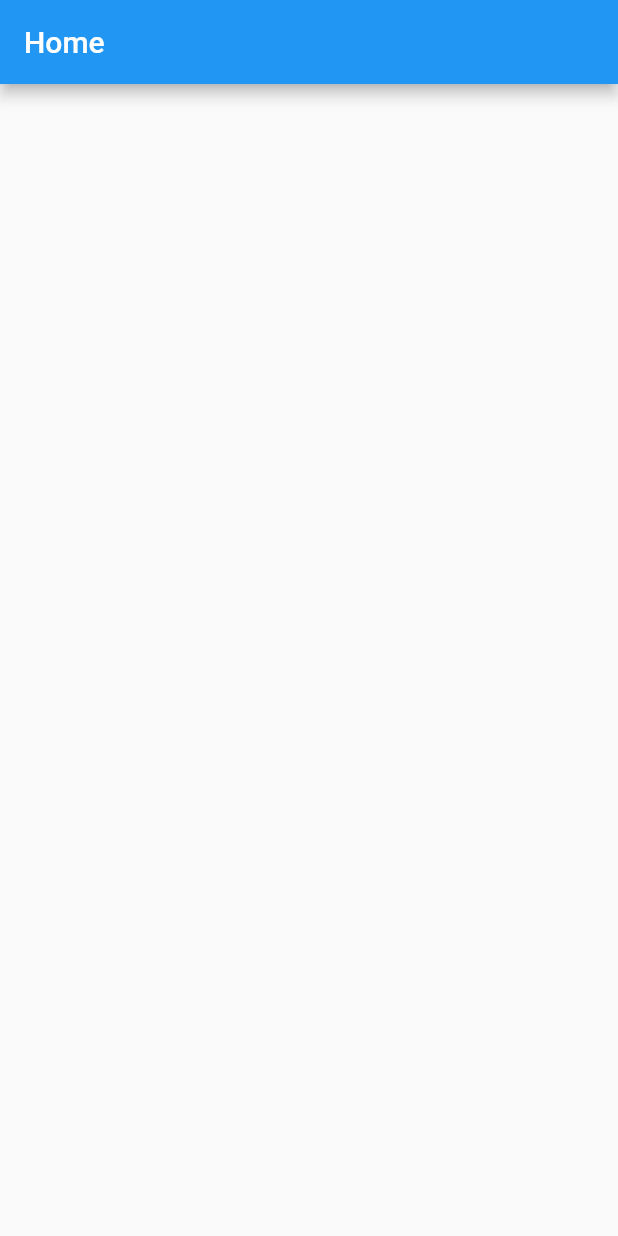
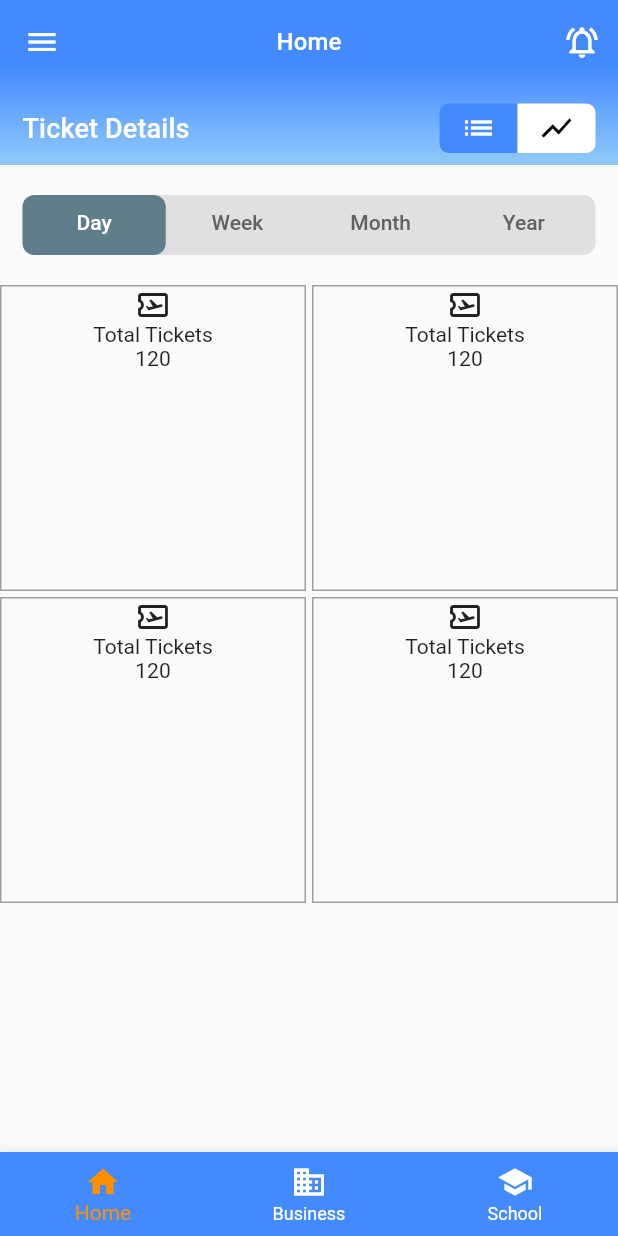
Before and after one commit to anil-shrest/ticket_app, a Flutter app: the screen it shows after launch, on a phone screen of 412 x 824 dp. Run offline on Flutter 3.47's test engine with Material 2 defaults, Android fonts, the phone set to English and light mode, and no system bars; our stand-ins replace syncfusion_flutter_charts.

Commit message:
UI of ticket app

```diff
--- a/lib/main.dart
+++ b/lib/main.dart
@@ -1,45 +1,6 @@
 import 'package:flutter/material.dart';
+import 'package:ticket_app/my_app.dart';
 
 void main() {
   runApp(const MyApp());
 }
-
-class MyApp extends StatelessWidget {
-  const MyApp({super.key});
-
-  // This widget is the root of your application.
-  @override
-  Widget build(BuildContext context) {
-    return MaterialApp(
-      title: 'Ticket App',
-      theme: ThemeData(
-        primarySwatch: Colors.blue,
-      ),
-      home: const MyHomePage(),
-    );
-  }
-}
-
-class MyHomePage extends StatefulWidget {
-  const MyHomePage({super.key});
-  @override
-  State<MyHomePage> createState() => _MyHomePageState();
-}
-
-class _MyHomePageState extends State<MyHomePage> {
-  @override
-  Widget build(BuildContext context) {
-    return Scaffold(
-      appBar: AppBar(
-        title: Text('Home'),
-      ),
-      body: Center(
-        child: Column(
-          mainAxisAlignment: MainAxisAlignment.center,
-          children: <Widget>[],
-        ),
-      ),
-      // This trailing comma makes auto-formatting nicer for build methods.
-    );
-  }
-}
--- /dev/null
+++ b/lib/model/all_ticket_model.dart
@@ -0,0 +1,4 @@
+class AllTicket {
+  String code;
+  String message;
+}
--- /dev/null
+++ b/lib/my_app.dart
@@ -0,0 +1,28 @@
+import 'package:flutter/material.dart';
+import 'package:provider/provider.dart';
+import 'package:ticket_app/notifiers/chart_option_notifier.dart';
+import 'package:ticket_app/notifiers/nav_bar_notifier.dart';
+import 'package:ticket_app/screens/home_screen.dart';
+
+class MyApp extends StatelessWidget {
+  const MyApp({super.key});
+
+  // This widget is the root of your application.
+  @override
+  Widget build(BuildContext context) {
+    return MultiProvider(
+      providers: [
+        ChangeNotifierProvider<ChartOptionNotifier>(
+            create: (_) => ChartOptionNotifier()),
+        ChangeNotifierProvider<NavBarNotifier>(create: (_) => NavBarNotifier()),
+      ],
+      child: MaterialApp(
+        title: 'Ticket App',
+        theme: ThemeData(
+          primarySwatch: Colors.blue,
+        ),
+        home: const HomeScreen(),
+      ),
+    );
+  }
+}
--- /dev/null
+++ b/lib/notifiers/chart_option_notifier.dart
@@ -0,0 +1,24 @@
+import 'package:flutter/material.dart';
+
+/// Notifier for chart selection option
+class ChartOptionNotifier extends ChangeNotifier {
+  // for chart view
+  bool _isChartView = true;
+
+  bool get isChartView => _isChartView;
+
+  set isChartView(bool val) {
+    _isChartView = val;
+    notifyListeners();
+  }
+
+  // for grid view
+  bool _isGridView = false;
+
+  bool get isGridView => _isGridView;
+
+  set isGridView(bool val) {
+    _isGridView = val;
+    notifyListeners();
+  }
+}
--- /dev/null
+++ b/lib/notifiers/nav_bar_notifier.dart
@@ -0,0 +1,12 @@
+import 'package:flutter/material.dart';
+
+class NavBarNotifier extends ChangeNotifier {
+  int _selectedIndex = 0;
+
+  int get selectedIndex => _selectedIndex;
+
+  set selectedIndex(int index) {
+    _selectedIndex = index;
+    notifyListeners();
+  }
+}
--- /dev/null
+++ b/lib/screens/home_screen.dart
@@ -0,0 +1,193 @@
+import 'package:flutter/material.dart';
+import 'package:provider/provider.dart';
+import 'package:syncfusion_flutter_charts/charts.dart';
+import 'package:ticket_app/notifiers/nav_bar_notifier.dart';
+import 'package:ticket_app/widgets/app_bar.dart';
+import 'package:ticket_app/widgets/grid_builder.dart';
+import '../notifiers/chart_option_notifier.dart';
+
+/// Main home screen of the ticket app
+class HomeScreen extends StatefulWidget {
+  const HomeScreen({super.key});
+  @override
+  State<HomeScreen> createState() => _HomeScreenState();
+}
+
+class _HomeScreenState extends State<HomeScreen> {
+  @override
+  Widget build(BuildContext context) {
+    return DefaultTabController(
+      length: 4,
+      child: Scaffold(
+        appBar: CustomAppBar(
+          height: 110,
+          title: Text(
+            'Home',
+            style: Theme.of(context).textTheme.labelLarge?.copyWith(
+                  fontWeight: FontWeight.w500,
+                  fontSize: 16,
+                  color: Colors.white,
+                  letterSpacing: 0.1,
+                ),
+          ),
+          action: IconButton(
+            iconSize: 25,
+            onPressed: () {},
+            icon: const Icon(
+              Icons.notifications_active_outlined,
+            ),
+          ),
+        ),
+        drawer: const Drawer(
+          child: Center(child: Text('My Ticket App')),
+        ),
+        body: Center(
+          child: Column(
+            mainAxisAlignment: MainAxisAlignment.center,
+            children: [
+              Container(
+                height: 40,
+                decoration: BoxDecoration(
+                  color: Colors.grey.shade300,
+                  borderRadius: BorderRadius.circular(8),
+                ),
+                margin:
+                    const EdgeInsets.symmetric(vertical: 20, horizontal: 15),
+                child: TabBar(
+                  padding: const EdgeInsets.only(left: 0),
+                  indicatorWeight: 3.0,
+                  unselectedLabelColor: Colors.grey.shade700,
+                  indicatorColor: Colors.red,
+                  indicator: BoxDecoration(
+                    borderRadius: BorderRadius.circular(8), // Creates border
+                    color: Colors.blueGrey,
+                  ),
+                  tabs: const [
+                    Tab(
+                      icon: Text('Day'),
+                    ),
+                    Tab(
+                      icon: Text('Week'),
+                    ),
+                    Tab(
+                      icon: Text('Month'),
+                    ),
+                    Tab(
+                      icon: Text('Year'),
+                    ),
+                  ],
+                ),
+              ),
+              ChangeNotifierProvider(
+                create: (_) => ChartOptionNotifier(),
+                child: Consumer<ChartOptionNotifier>(
+                  builder: (context, chartOptionNotifier, child) => Expanded(
+                    child: TabBarView(
+                      children: chartOptionNotifier.isChartView != true
+                          ? [
+                              _MyHomePage(),
+                              _MyHomePage(),
+                              _MyHomePage(),
+                              _MyHomePage(),
+                            ]
+                          : [
+                              GridBuilderPage(),
+                              GridBuilderPage(),
+                              GridBuilderPage(),
+                              GridBuilderPage(),
+                            ],
+                    ),
+                  ),
+                ),
+              ),
+            ],
+          ),
+        ),
+        bottomNavigationBar: ChangeNotifierProvider<NavBarNotifier>(
+          create: (_) => NavBarNotifier(),
+          child: Consumer<NavBarNotifier>(
+            builder: (context, navBarNotifier, child) => BottomNavigationBar(
+              unselectedItemColor: Colors.white,
+              backgroundColor: Colors.blueAccent,
+              items: const <BottomNavigationBarItem>[
+                BottomNavigationBarItem(
+                  icon: Icon(Icons.home),
+                  label: 'Home',
+                ),
+                BottomNavigationBarItem(
+                  icon: Icon(Icons.business),
+                  label: 'Business',
+                ),
+                BottomNavigationBarItem(
+                  icon: Icon(Icons.school),
+                  label: 'School',
+                ),
+              ],
+              currentIndex: navBarNotifier.selectedIndex,
+              selectedItemColor: Colors.amber[800],
+              onTap: (v) => navBarNotifier.selectedIndex = v,
+            ),
+          ),
+        ),
+      ),
+    );
+  }
+}
+
+// for test
+class _MyHomePage extends StatefulWidget {
+  const _MyHomePage({Key? key}) : super(key: key);
+
+  @override
+  _MyHomePageState createState() => _MyHomePageState();
+}
+
+class _MyHomePageState extends State<_MyHomePage> {
+  final List<ChartData> chartData = [
+    ChartData('China', 12, 10, 14, 20),
+    ChartData('USA', 14, 11, 18, 23),
+    ChartData('UK', 16, 10, 15, 20),
+    ChartData('Brazil', 18, 16, 18, 24)
+  ];
+  @override
+  Widget build(BuildContext context) {
+    return Center(
+        child: SizedBox(
+            height: 400,
+            child: SfCartesianChart(
+                primaryXAxis: CategoryAxis(),
+                series: <ChartSeries>[
+                  StackedColumnSeries<ChartData, String>(
+                      dataSource: chartData,
+                      xValueMapper: (ChartData data, _) => data.x,
+                      yValueMapper: (ChartData data, _) => data.y1),
+                  StackedColumnSeries<ChartData, String>(
+                      dataSource: chartData,
+                      xValueMapper: (ChartData data, _) => data.x,
+                      yValueMapper: (ChartData data, _) => data.y2),
+                  StackedColumnSeries<ChartData, String>(
+                      dataSource: chartData,
+                      xValueMapper: (ChartData data, _) => data.x,
+                      yValueMapper: (ChartData data, _) => data.y3),
+                  StackedColumnSeries<ChartData, String>(
+                      dataSource: chartData,
+                      xValueMapper: (ChartData data, _) => data.x,
+                      yValueMapper: (ChartData data, _) => data.y4)
+                ])));
+  }
+}
+
+class ChartData {
+  ChartData(
+    this.x,
+    this.y1,
+    this.y2,
+    this.y3,
+    this.y4,
+  );
+  final String x;
+  final int y1;
+  final int y2;
+  final int y3;
+  final int y4;
+}
--- /dev/null
+++ b/lib/widgets/app_bar.dart
@@ -0,0 +1,125 @@
+import 'package:flutter/material.dart';
+import 'package:provider/provider.dart';
+import 'package:ticket_app/notifiers/chart_option_notifier.dart';
+
+/// Custom app bar
+class CustomAppBar extends StatelessWidget implements PreferredSizeWidget {
+  final Widget title;
+  final Widget action;
+  final double height;
+
+  const CustomAppBar({
+    super.key,
+    required this.title,
+    required this.action,
+    this.height = kToolbarHeight,
+  });
+
+  @override
+  Size get preferredSize => Size.fromHeight(height);
+
+  @override
+  Widget build(BuildContext context) {
+    return Container(
+      decoration: BoxDecoration(
+        gradient: LinearGradient(
+          end: Alignment.topCenter,
+          begin: Alignment.bottomCenter,
+          stops: const [0.0, 0.6],
+          colors: [
+            Colors.blue.shade200,
+            Colors.blueAccent,
+          ],
+        ),
+      ),
+      child: AppBar(
+        backgroundColor: Colors.transparent,
+        elevation: 0,
+        centerTitle: true,
+        title: title,
+        bottom: PreferredSize(
+          preferredSize: Size.zero,
+          child: Padding(
+            padding: const EdgeInsets.symmetric(horizontal: 15, vertical: 8),
+            child: Row(
+              mainAxisAlignment: MainAxisAlignment.spaceBetween,
+              children: [
+                Text(
+                  'Ticket Details',
+                  style: Theme.of(context).textTheme.bodyMedium?.copyWith(
+                        fontWeight: FontWeight.w500,
+                        fontSize: 18,
+                        color: Colors.white,
+                        letterSpacing: 0.1,
+                      ),
+                ),
+                ChangeNotifierProvider(
+                  create: (_) => ChartOptionNotifier(),
+                  child: Consumer<ChartOptionNotifier>(
+                    builder: (context, chartOptionNotifier, child) => Row(
+                      children: [
+                        GestureDetector(
+                          onTap: () {
+                            chartOptionNotifier.isChartView =
+                                !chartOptionNotifier.isChartView;
+                            chartOptionNotifier.isGridView = false;
+                          },
+                          child: Container(
+                            height: 33,
+                            width: 52,
+                            decoration: BoxDecoration(
+                              color: chartOptionNotifier.isChartView
+                                  ? Colors.blueAccent
+                                  : Colors.white,
+                              borderRadius: const BorderRadius.only(
+                                topLeft: Radius.circular(6),
+                                bottomLeft: Radius.circular(6),
+                              ),
+                            ),
+                            child: Icon(
+                              Icons.list,
+                              color: chartOptionNotifier.isChartView
+                                  ? Colors.white
+                                  : Colors.black,
+                            ),
+                          ),
+                        ),
+                        GestureDetector(
+                          onTap: () {
+                            chartOptionNotifier.isGridView =
+                                !chartOptionNotifier.isGridView;
+                            chartOptionNotifier.isChartView = false;
+                          },
+                          child: Container(
+                            height: 33,
+                            width: 52,
+                            decoration: BoxDecoration(
+                              color: chartOptionNotifier.isGridView
+                                  ? Colors.blueAccent
+                                  : Colors.white,
+                              borderRadius: const BorderRadius.only(
+                                topRight: Radius.circular(6),
+                                bottomRight: Radius.circular(6),
+                              ),
+                            ),
+                            child: Icon(
+                              Icons.show_chart,
+                              color: chartOptionNotifier.isGridView
+                                  ? Colors.white
+                                  : Colors.black,
+                            ),
+                          ),
+                        ),
+                      ],
+                    ),
+                  ),
+                ),
+              ],
+            ),
+          ),
+        ),
+        actions: [action],
+      ),
+    );
+  }
+}
--- /dev/null
+++ b/lib/widgets/grid_builder.dart
@@ -0,0 +1,35 @@
+import 'package:flutter/material.dart';
+
+/// widget for building grid view as per the duration
+class GridBuilderPage extends StatefulWidget {
+  const GridBuilderPage({super.key});
+
+  @override
+  State<GridBuilderPage> createState() => _GridBuilderPageState();
+}
+
+class _GridBuilderPageState extends State<GridBuilderPage> {
+  @override
+  Widget build(BuildContext context) {
+    return GridView.builder(
+      itemCount: 4,
+      gridDelegate: const SliverGridDelegateWithFixedCrossAxisCount(
+          crossAxisCount: 2, crossAxisSpacing: 4.0, mainAxisSpacing: 4.0),
+      itemBuilder: (BuildContext context, int index) {
+        return Container(
+            height: 200,
+            width: 200,
+            decoration: BoxDecoration(
+              border: Border.all(color: Colors.grey),
+            ),
+            child: Column(
+              children: const [
+                Icon(Icons.airplane_ticket_outlined),
+                Text('Total Tickets'),
+                Text('120'),
+              ],
+            ));
+      },
+    );
+  }
+}
```
Also changed, not shown: pubspec.yaml (+8 -4 lines), pubspec.lock, 1 other file.
